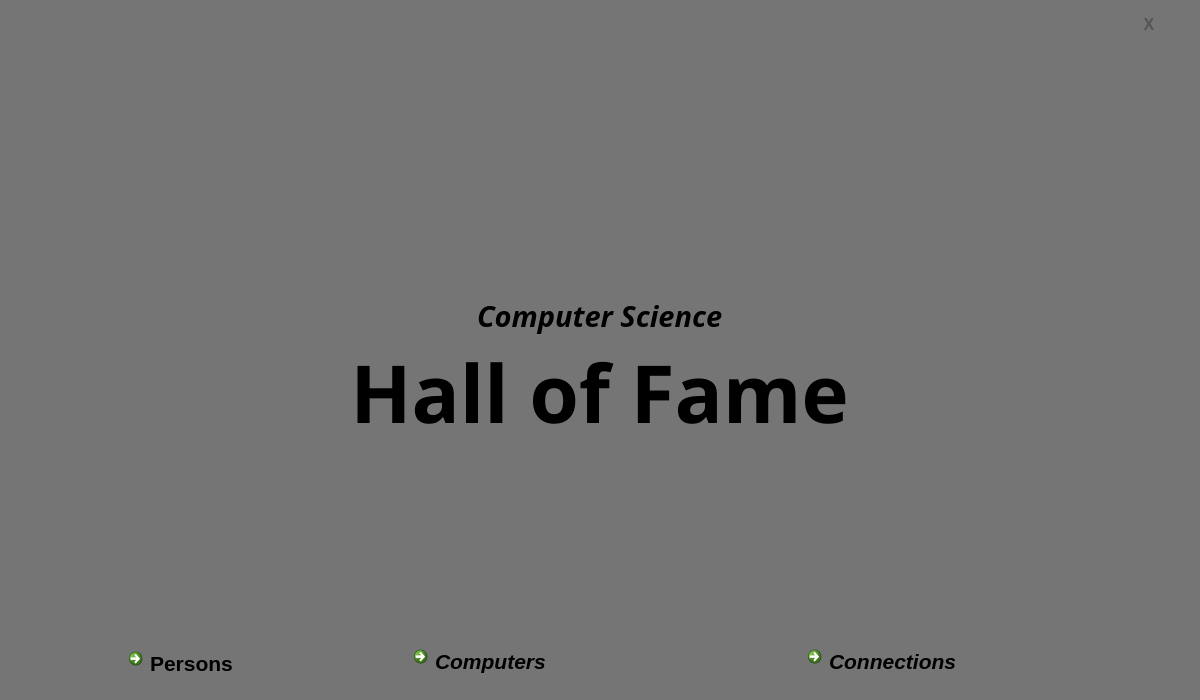
The window that Verkefni_vika3/mainwindow.ui (evas14/Hopur_48) describes before a commit, drawn with Qt 5.
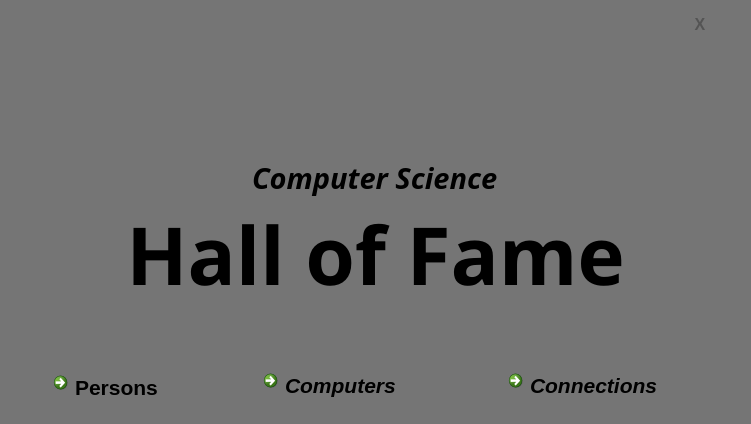
The same window after the commit. Icons and pictures are not drawn.

Patch:
```diff
--- a/Verkefni_vika3/mainwindow.ui
+++ b/Verkefni_vika3/mainwindow.ui
@@ -9,12 +9,12 @@
    <rect>
     <x>0</x>
     <y>0</y>
-    <width>1200</width>
-    <height>700</height>
+    <width>751</width>
+    <height>424</height>
    </rect>
   </property>
   <property name="sizePolicy">
-   <sizepolicy hsizetype="Maximum" vsizetype="Maximum">
+   <sizepolicy hsizetype="Fixed" vsizetype="Fixed">
     <horstretch>0</horstretch>
     <verstretch>0</verstretch>
    </sizepolicy>
@@ -534,6 +534,12 @@
   <property name="windowFilePath">
    <string/>
   </property>
+  <property name="iconSize">
+   <size>
+    <width>40</width>
+    <height>40</height>
+   </size>
+  </property>
   <property name="animated">
    <bool>true</bool>
   </property>
@@ -864,7 +870,7 @@
       <item>
        <widget class="QCommandLinkButton" name="commandLinkButtonConnections">
         <property name="sizePolicy">
-         <sizepolicy hsizetype="Ignored" vsizetype="Preferred">
+         <sizepolicy hsizetype="Fixed" vsizetype="Fixed">
           <horstretch>0</horstretch>
           <verstretch>0</verstretch>
          </sizepolicy>
```
Left out of the diff: 7 changed lines with no effect on the pictures.
